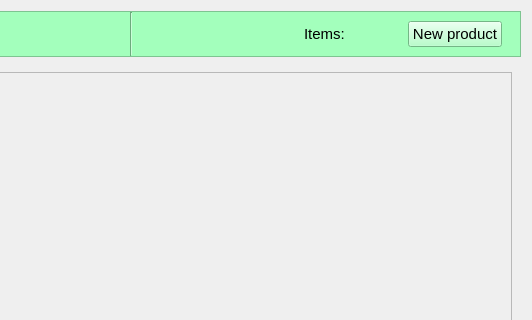
First picture: the form in src/Client/View/MainPage/Product/ProductsSubPage/ProductsSubPage.ui, repository iodream/Spend-Note, before the edit; both pictures show x 355 to 887 and y 0 to 320 of the 887 by 602 pixel window.
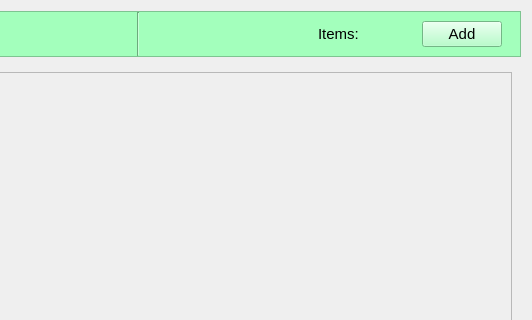
Second picture: the form after the edit. Icons and pictures are not drawn.

```diff
--- a/src/Client/View/MainPage/Product/ProductsSubPage/ProductsSubPage.ui
+++ b/src/Client/View/MainPage/Product/ProductsSubPage/ProductsSubPage.ui
@@ -211,7 +211,7 @@
             </font>
            </property>
            <property name="text">
-            <string>New product</string>
+            <string>Add</string>
            </property>
            <property name="icon">
             <iconset resource="../../../../resources.qrc">
```
